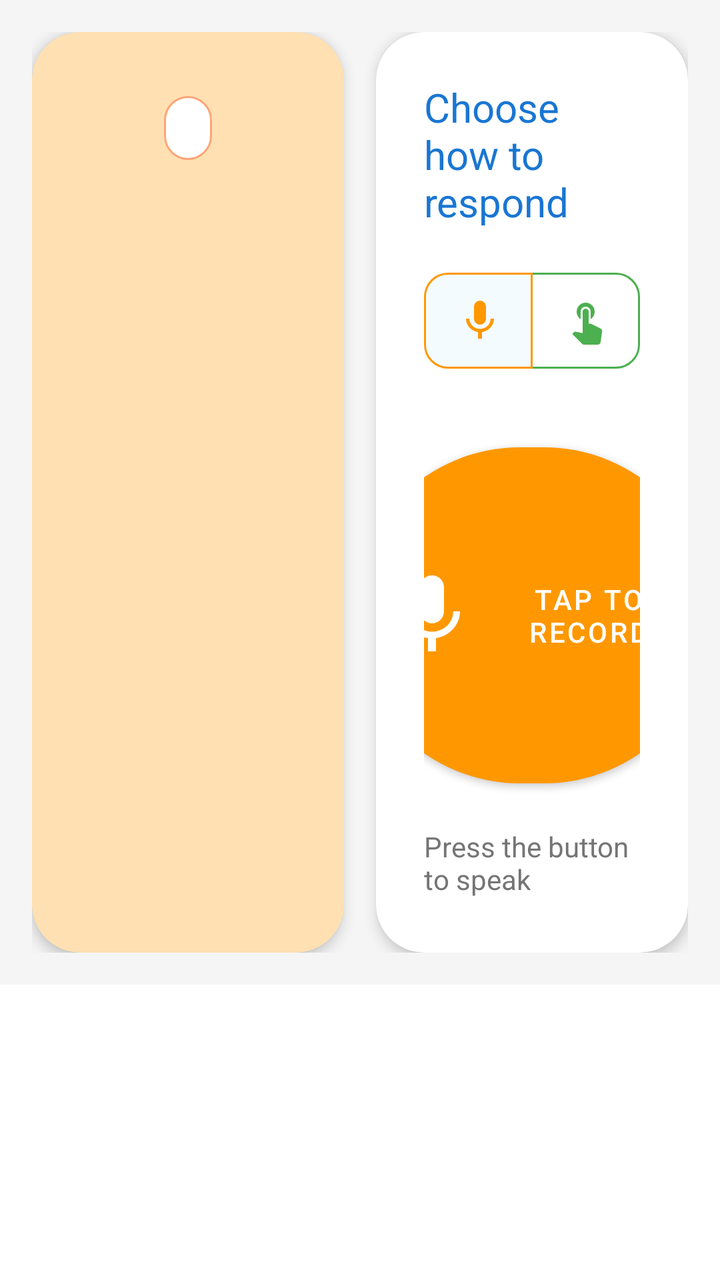
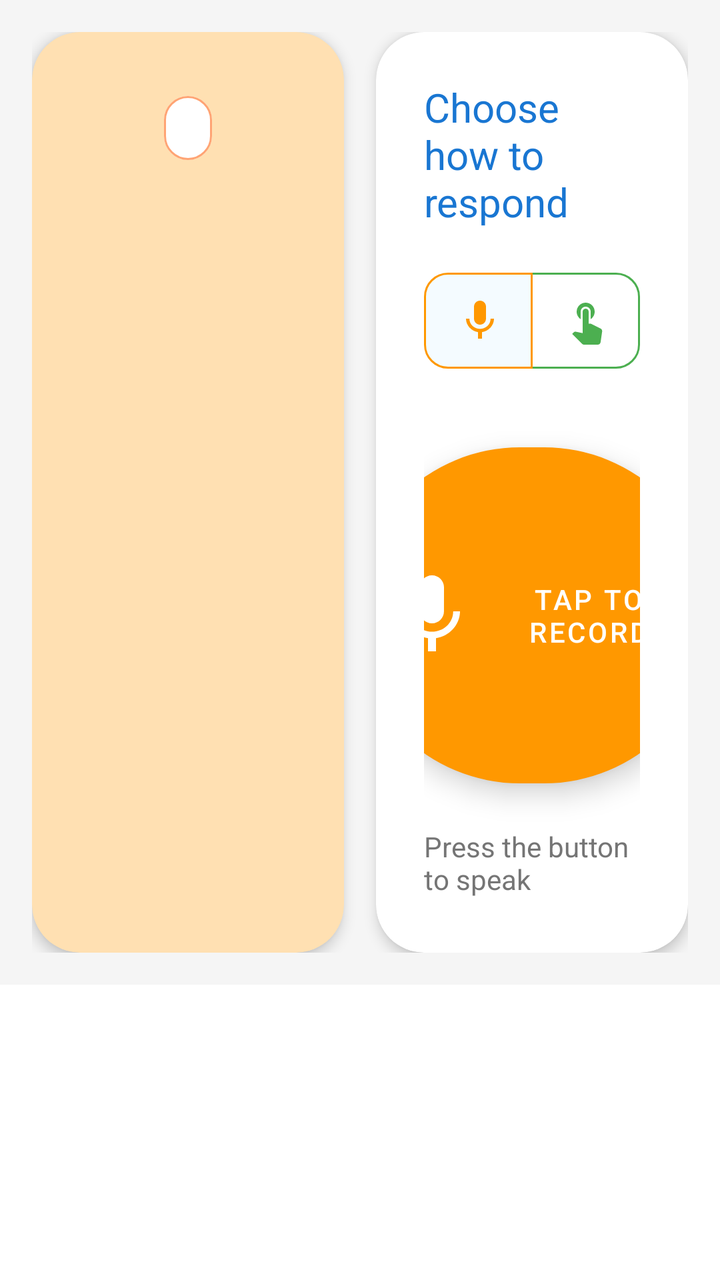

An Android layout rendered at two revisions. The XML below is the earlier revision; the diff shows what the commit changed to produce the second picture.
<!-- AndroidManifest.xml: application theme Theme.PepperGPTIntegration -->
<!-- res/layout/fragment_activities.xml -->
<?xml version="1.0" encoding="utf-8"?>
<androidx.coordinatorlayout.widget.CoordinatorLayout
    xmlns:android="http://schemas.android.com/apk/res/android"
    xmlns:app="http://schemas.android.com/apk/res-auto"
    xmlns:tools="http://schemas.android.com/tools"
    android:layout_width="match_parent"
    android:layout_height="match_parent"
    android:background="#FFFFFF">


    <androidx.core.widget.NestedScrollView
        android:layout_width="match_parent"
        android:layout_height="match_parent"
        app:layout_behavior="@string/appbar_scrolling_view_behavior">

        <FrameLayout
            android:layout_width="match_parent"
            android:layout_height="wrap_content">

            
            <LinearLayout
                android:id="@+id/loadingStateView"
                android:layout_width="match_parent"
                android:layout_height="match_parent"
                android:gravity="center"
                android:orientation="vertical"
                android:visibility="gone">

                <com.airbnb.lottie.LottieAnimationView
                    android:layout_width="150dp"
                    android:layout_height="150dp"
                    app:lottie_autoPlay="true"
                    app:lottie_loop="true"
                    app:lottie_rawRes="@raw/loading"/>

                <TextView
                    android:layout_width="wrap_content"
                    android:layout_height="wrap_content"
                    android:layout_marginTop="16dp"
                    android:text="Starting therapy session..."
                    android:textColor="@color/onSurface"
                    android:textSize="18sp"/>
            </LinearLayout>

            
            <LinearLayout
                android:id="@+id/contentStateView"
                android:layout_width="match_parent"
                android:layout_height="match_parent"
                android:orientation="horizontal"
                android:padding="16dp"
                android:weightSum="2"
                android:background="#F5F5F5">

                
                <com.google.android.material.card.MaterialCardView
                    android:layout_width="0dp"
                    android:layout_height="match_parent"
                    android:layout_weight="1"
                    android:layout_marginEnd="8dp"
                    app:cardBackgroundColor="#FFE0B2"
                    app:cardCornerRadius="24dp"
                    app:cardElevation="4dp">

                    <LinearLayout
                        android:layout_width="match_parent"
                        android:layout_height="match_parent"
                        android:orientation="vertical"
                        android:gravity="center"
                        android:padding="24dp">

                        
                        <com.google.android.material.chip.Chip
                            android:id="@+id/difficultyChip"
                            android:layout_width="wrap_content"
                            android:layout_height="wrap_content"
                            android:layout_marginBottom="16dp"
                            app:chipBackgroundColor="#FFFFFF"
                            app:chipCornerRadius="16dp"
                            app:chipStrokeColor="#FFA474"
                            app:chipStrokeWidth="1dp"/>

                        
                        <FrameLayout
                            android:layout_width="300dp"
                            android:layout_height="300dp"
                            android:layout_marginBottom="16dp"
                            android:elevation="4dp">

                            <ImageView
                                android:id="@+id/itemImageView"
                                android:layout_width="match_parent"
                                android:layout_height="match_parent"
                                android:scaleType="centerInside"
                                android:contentDescription="Therapy item"
                                android:padding="24dp"/>
                        </FrameLayout>

                        
                        <com.google.android.material.textview.MaterialTextView
                            android:id="@+id/itemNameTextView"
                            android:layout_width="match_parent"
                            android:layout_height="wrap_content"
                            android:gravity="center"
                            android:textAppearance="@style/TextAppearance.MaterialComponents.Headline5"
                            android:textColor="#5D4037"
                            android:textSize="24sp"/>
                    </LinearLayout>
                </com.google.android.material.card.MaterialCardView>

                
                <com.google.android.material.card.MaterialCardView
                    android:layout_width="0dp"
                    android:layout_height="match_parent"
                    android:layout_weight="1"
                    android:layout_marginStart="8dp"
                    app:cardBackgroundColor="#FFFFFF"
                    app:cardCornerRadius="24dp"
                    app:cardElevation="4dp">

                    <LinearLayout
                        android:layout_width="match_parent"
                        android:layout_height="match_parent"
                        android:orientation="vertical"
                        android:padding="24dp">

                        
                        <TextView
                            android:layout_width="wrap_content"
                            android:layout_height="wrap_content"
                            android:text="Choose how to respond"
                            android:textColor="#1976D2"
                            android:textSize="20sp"

                            android:layout_marginBottom="16dp"/>

                        <com.google.android.material.button.MaterialButtonToggleGroup
                            android:id="@+id/responseTypeToggleGroup"
                            android:layout_width="match_parent"
                            android:layout_height="wrap_content"
                            android:layout_marginBottom="24dp"
                            app:checkedButton="@id/verbalButton"
                            app:singleSelection="true">

                            <com.google.android.material.button.MaterialButton
                                android:id="@+id/verbalButton"
                                style="@style/Widget.MaterialComponents.Button.OutlinedButton"
                                android:layout_width="0dp"
                                android:layout_height="60dp"
                                android:layout_weight="1"
                                android:text="Speak"
                                android:textColor="#FF9800"
                                app:icon="@drawable/ic_mic"
                                app:iconTint="#FF9800"
                                app:strokeColor="#FF9800"
                                app:strokeWidth="1dp"
                                app:cornerRadius="12dp"/>

                            <com.google.android.material.button.MaterialButton
                                android:id="@+id/nonverbalButton"
                                style="@style/Widget.MaterialComponents.Button.OutlinedButton"
                                android:layout_width="0dp"
                                android:layout_height="60dp"
                                android:layout_weight="1"
                                android:text="Touch"
                                android:textColor="#4CAF50"
                                app:icon="@drawable/ic_touch"
                                app:iconTint="#4CAF50"
                                app:strokeColor="#4CAF50"
                                app:strokeWidth="1dp"
                                app:cornerRadius="12dp"/>
                        </com.google.android.material.button.MaterialButtonToggleGroup>

                        
                        <LinearLayout
                            android:id="@+id/verbalResponseContainer"
                            android:layout_width="match_parent"
                            android:layout_height="0dp"
                            android:layout_weight="1"
                            android:orientation="vertical"
                            android:gravity="center">

                            <com.google.android.material.button.MaterialButton
                                android:id="@+id/recordButton"
                                android:layout_width="180dp"
                                android:layout_height="180dp"
                                android:text="Tap to Record"
                                android:textColor="#FFFFFF"
                                app:icon="@drawable/ic_mic"
                                app:iconSize="48dp"
                                app:iconTint="#FFFFFF"
                                app:backgroundTint="#FF9800"
                                app:cornerRadius="90dp"
                                android:elevation="4dp"/>

                            <TextView
                                android:id="@+id/verbalResponseText"
                                android:layout_width="wrap_content"
                                android:layout_height="wrap_content"
                                android:layout_marginTop="16dp"
                                android:text="Press the button to speak"
                                android:textColor="#757575"/>
                        </LinearLayout>

                        
                        <LinearLayout
                            android:id="@+id/nonverbalResponseContainer"
                            android:layout_width="match_parent"
                            android:layout_height="0dp"
                            android:layout_weight="1"
                            android:orientation="vertical"
                            android:gravity="center"
                            android:visibility="gone">

                            <TextView
                                android:layout_width="wrap_content"
                                android:layout_height="wrap_content"
                                android:text="Select your answer"
                                android:textColor="#1976D2"
                                android:textSize="18sp"
                                android:layout_marginBottom="16dp"
                                android:layout_gravity="center"/>

                            <com.google.android.material.progressindicator.LinearProgressIndicator
                                android:id="@+id/nonverbalProgressIndicator"
                                android:layout_width="200dp"
                                android:layout_height="4dp"
                                android:layout_gravity="center"
                                android:visibility="gone"
                                app:indicatorColor="#4CAF50"/>

                            <HorizontalScrollView
                                android:layout_width="wrap_content"
                                android:layout_height="wrap_content"
                                android:layout_gravity="center"
                                android:scrollbars="none">

                                <com.google.android.material.chip.ChipGroup
                                    android:id="@+id/nonverbalOptionsGroup"
                                    android:layout_width="wrap_content"
                                    android:layout_height="wrap_content"
                                    android:layout_gravity="center"
                                    app:singleSelection="true"
                                    app:chipSpacing="12dp">
                                </com.google.android.material.chip.ChipGroup>
                            </HorizontalScrollView>
                        </LinearLayout>
                    </LinearLayout>
                </com.google.android.material.card.MaterialCardView>
            </LinearLayout>



            
            <LinearLayout
                android:id="@+id/emptyStateView"
                android:layout_width="match_parent"
                android:layout_height="match_parent"
                android:gravity="center"
                android:orientation="vertical"
                android:visibility="gone">

                <ImageView
                    android:layout_width="120dp"
                    android:layout_height="120dp"
                    android:src="@drawable/ic_empty_children"/>

                <TextView
                    android:layout_width="wrap_content"
                    android:layout_height="wrap_content"
                    android:layout_marginTop="16dp"
                    android:text="No items available"
                    android:textColor="@color/onSurface"
                    android:textSize="18sp"/>

                <TextView
                    android:layout_width="wrap_content"
                    android:layout_height="wrap_content"
                    android:layout_marginTop="8dp"
                    android:text="Please try again later"
                    android:textColor="@color/onSurfaceVariant"
                    android:textSize="14sp"/>

                <com.google.android.material.button.MaterialButton
                    android:id="@+id/retryButton"
                    android:layout_width="wrap_content"
                    android:layout_height="wrap_content"
                    android:layout_marginTop="24dp"
                    android:text="Retry"
                    app:icon="@drawable/ic_refresh"
                    app:iconTint="@color/primary"/>
            </LinearLayout>

            
            <LinearLayout
                android:id="@+id/errorStateView"
                android:layout_width="match_parent"
                android:layout_height="match_parent"
                android:gravity="center"
                android:orientation="vertical"
                android:visibility="gone">

                <ImageView
                    android:layout_width="120dp"
                    android:layout_height="120dp"
                    android:src="@drawable/ic_error"/>

                <TextView
                    android:id="@+id/errorTextView"
                    android:layout_width="wrap_content"
                    android:layout_height="wrap_content"
                    android:layout_marginTop="16dp"
                    android:textColor="@color/onSurface"
                    android:textSize="18sp"/>

                <com.google.android.material.button.MaterialButton
                    android:id="@+id/errorRetryButton"
                    android:layout_width="wrap_content"
                    android:layout_height="wrap_content"
                    android:layout_marginTop="24dp"
                    android:text="Try Again"
                    app:icon="@drawable/ic_refresh"
                    app:iconTint="@color/primary"/>
            </LinearLayout>
        </FrameLayout>
    </androidx.core.widget.NestedScrollView>

    
    <com.google.android.material.progressindicator.CircularProgressIndicator
        android:id="@+id/loadingIndicator"
        android:layout_width="wrap_content"
        android:layout_height="wrap_content"
        android:layout_gravity="center"
        android:visibility="gone"
        app:indicatorColor="@color/primary"/>
</androidx.coordinatorlayout.widget.CoordinatorLayout>
<!-- resources referenced by this layout -->
<resources>
  <color name="onSurface">#1C1B1F</color>
  <color name="onSurfaceVariant">#49454F</color>
  <color name="primary">#6750A4</color>
  <!-- drawable ic_empty_children (drawable) -->
  <vector xmlns:android="http://schemas.android.com/apk/res/android"
      android:width="24dp"
      android:height="24dp"
      android:viewportWidth="24"
      android:viewportHeight="24"
      android:tint="?attr/colorControlNormal">
    <path
        android:fillColor="@android:color/white"
        android:pathData="M6,2v6h0.01L6,8.01 10,12l-4,4 0.01,0.01L6,16.01L6,22h12v-5.99h-0.01L18,16l-4,-4 4,-3.99 -0.01,-0.01L18,8L18,2L6,2zM16,16.5L16,20L8,20v-3.5l4,-4 4,4zM12,11.5l-4,-4L8,4h8v3.5l-4,4z"/>
  </vector>
  <!-- drawable ic_error (drawable) -->
  <vector xmlns:android="http://schemas.android.com/apk/res/android"
      android:width="24dp"
      android:height="24dp"
      android:viewportWidth="24"
      android:viewportHeight="24"
      android:tint="?attr/colorControlNormal">
    <path
        android:fillColor="@android:color/white"
        android:pathData="M12,2C6.48,2 2,6.48 2,12s4.48,10 10,10 10,-4.48 10,-10S17.52,2 12,2zM13,17h-2v-2h2v2zM13,13h-2L11,7h2v6z"/>
  </vector>
  <!-- drawable ic_mic (drawable) -->
  <vector xmlns:android="http://schemas.android.com/apk/res/android"
      android:width="24dp"
      android:height="24dp"
      android:viewportWidth="24"
      android:viewportHeight="24"
      android:tint="?attr/colorControlNormal">
    <path
        android:fillColor="@android:color/white"
        android:pathData="M12,14c1.66,0 2.99,-1.34 2.99,-3L15,5c0,-1.66 -1.34,-3 -3,-3S9,3.34 9,5v6c0,1.66 1.34,3 3,3zM17.3,11c0,3 -2.54,5.1 -5.3,5.1S6.7,14 6.7,11L5,11c0,3.41 2.72,6.23 6,6.72L11,21h2v-3.28c3.28,-0.48 6,-3.3 6,-6.72h-1.7z"/>
  </vector>
  <!-- drawable ic_refresh (drawable) -->
  <vector xmlns:android="http://schemas.android.com/apk/res/android"
      android:width="24dp"
      android:height="24dp"
      android:viewportWidth="24"
      android:viewportHeight="24"
      android:tint="?attr/colorControlNormal">
    <path
        android:fillColor="@android:color/white"
        android:pathData="M17.65,6.35C16.2,4.9 14.21,4 12,4c-4.42,0 -7.99,3.58 -7.99,8s3.57,8 7.99,8c3.73,0 6.84,-2.55 7.73,-6h-2.08c-0.82,2.33 -3.04,4 -5.65,4 -3.31,0 -6,-2.69 -6,-6s2.69,-6 6,-6c1.66,0 3.14,0.69 4.22,1.78L13,11h7V4l-2.35,2.35z"/>
  </vector>
  <style name="Theme.PepperGPTIntegration" parent="Theme.MaterialComponents.DayNight.DarkActionBar">
          
          <item name="colorPrimary">#6EC6FF</item>
          <item name="colorPrimaryVariant">@color/purple_700</item>
          <item name="colorOnPrimary">@color/white</item>
          
          <item name="colorSecondary">@color/teal_200</item>
          <item name="colorSecondaryVariant">@color/teal_700</item>
          <item name="colorOnSecondary">@color/black</item>
  
          
          <item name="android:statusBarColor" tools:targetApi="l">?attr/colorPrimaryVariant</item>
          
  
          <item name="android:navigationBarColor">?attr/colorSurface</item>
      </style>
  <color name="purple_700">#FF3700B3</color>
  <color name="white">#FFFFFFFF</color>
  <color name="teal_200">#FF03DAC5</color>
  <color name="teal_700">#FF018786</color>
  <color name="black">#FF000000</color>
  <!-- unchanged entries left out for length: 1 -->
</resources>

<!-- the commit's change to res/layout/fragment_activities.xml (unified diff, before → after) -->
@@ -191,7 +191,10 @@
                                 app:iconTint="#FFFFFF"
                                 app:backgroundTint="#FF9800"
                                 app:cornerRadius="90dp"
-                                android:elevation="4dp"/>
+                                android:elevation="8dp"
+                                android:stateListAnimator="@null"
+                                android:clickable="true"
+                                android:focusable="true"/>
 
                             <TextView
                                 android:id="@+id/verbalResponseText"
